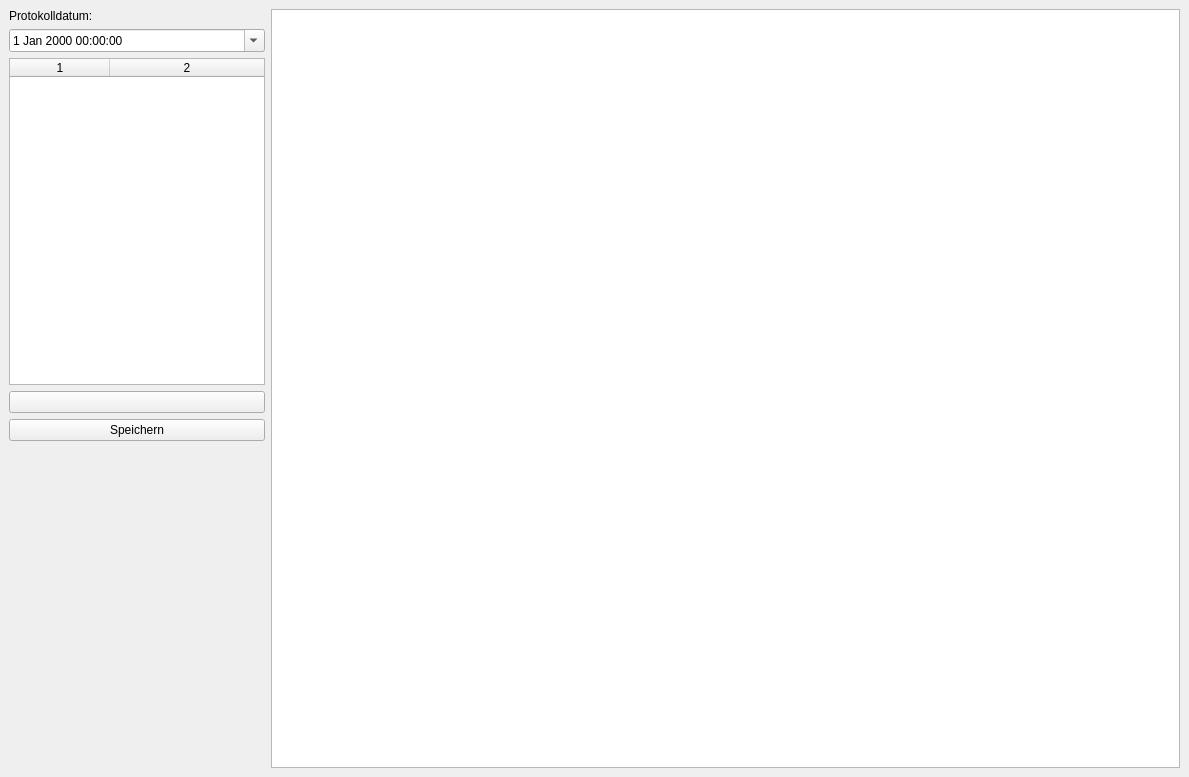
This is ebp_client/bewohnerprotokoll.ui in Robotregent/EBP as Qt 5 draws it before an edit. The edited form follows.
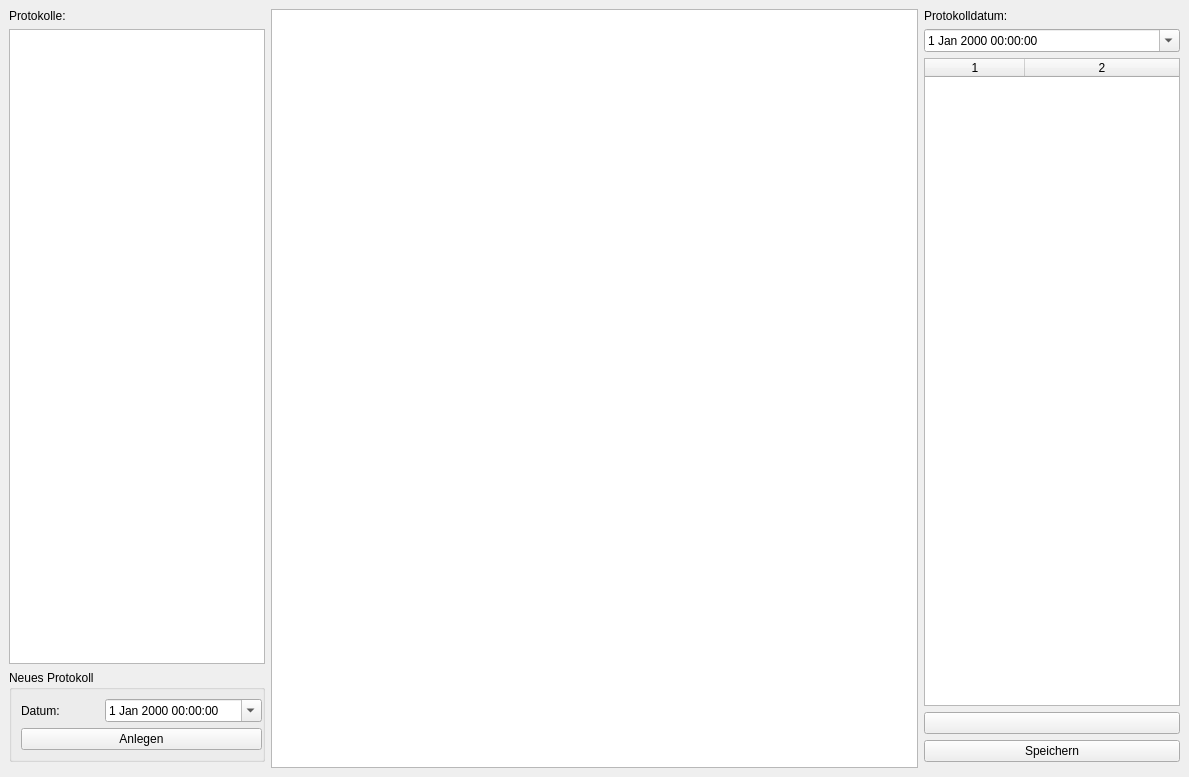
This is the edited form. Icons and pictures are not drawn.

Commit message: Änderungen an der Maske für Protokolle und Änderung der Logik beim initialen Laden der Bewohner und Wohngruppen.

What changed in the file:
```diff
--- a/ebp_client/bewohnerprotokoll.ui
+++ b/ebp_client/bewohnerprotokoll.ui
@@ -28,9 +28,19 @@
      <height>777</height>
     </rect>
    </property>
-   <layout class="QGridLayout" name="gridLayout" columnstretch="0,1">
-    <item row="0" column="0" rowspan="2">
-     <layout class="QVBoxLayout" name="verticalLayout" stretch="0,0,0,0,0,0">
+   <layout class="QGridLayout" name="gridLayout" columnstretch="0,3,0">
+    <item row="0" column="1" rowspan="2">
+     <widget class="QTextBrowser" name="textBrowser">
+      <property name="autoFormatting">
+       <set>QTextEdit::AutoAll</set>
+      </property>
+      <property name="readOnly">
+       <bool>false</bool>
+      </property>
+     </widget>
+    </item>
+    <item row="0" column="2">
+     <layout class="QVBoxLayout" name="verticalLayout" stretch="0,0,0,0,0">
       <property name="sizeConstraint">
        <enum>QLayout::SetMinimumSize</enum>
       </property>
@@ -104,30 +114,62 @@
         </property>
        </widget>
       </item>
-      <item>
-       <spacer name="verticalSpacer">
-        <property name="orientation">
-         <enum>Qt::Vertical</enum>
-        </property>
-        <property name="sizeHint" stdset="0">
-         <size>
-          <width>20</width>
-          <height>40</height>
-         </size>
-        </property>
-       </spacer>
-      </item>
      </layout>
     </item>
-    <item row="0" column="1" rowspan="2">
-     <widget class="QTextBrowser" name="textBrowser">
-      <property name="autoFormatting">
-       <set>QTextEdit::AutoAll</set>
-      </property>
-      <property name="readOnly">
-       <bool>false</bool>
-      </property>
-     </widget>
+    <item row="0" column="0">
+     <layout class="QVBoxLayout" name="verticalLayout_3">
+      <item>
+       <widget class="QLabel" name="label_2">
+        <property name="text">
+         <string>Protokolle:</string>
+        </property>
+       </widget>
+      </item>
+      <item>
+       <widget class="QListWidget" name="listWidget"/>
+      </item>
+      <item>
+       <widget class="QGroupBox" name="groupBox">
+        <property name="title">
+         <string>Neues Protokoll</string>
+        </property>
+        <layout class="QVBoxLayout" name="verticalLayout_4">
+         <property name="rightMargin">
+          <number>0</number>
+         </property>
+         <item>
+          <layout class="QHBoxLayout" name="horizontalLayout" stretch="1,2">
+           <item>
+            <widget class="QLabel" name="label_3">
+             <property name="text">
+              <string>Datum:</string>
+             </property>
+            </widget>
+           </item>
+           <item>
+            <widget class="QDateTimeEdit" name="dateTimeEdit_2">
+             <property name="calendarPopup">
+              <bool>true</bool>
+             </property>
+            </widget>
+           </item>
+          </layout>
+         </item>
+         <item>
+          <widget class="QPushButton" name="pushButton_2">
+           <property name="text">
+            <string>Anlegen</string>
+           </property>
+           <property name="icon">
+            <iconset resource="images.qrc">
+             <normaloff>:/actions/plus</normaloff>:/actions/plus</iconset>
+           </property>
+          </widget>
+         </item>
+        </layout>
+       </widget>
+      </item>
+     </layout>
     </item>
    </layout>
   </widget>
```
Left out of the diff: 4 changed lines with no effect on the pictures. The commit also changes 3 other files.
